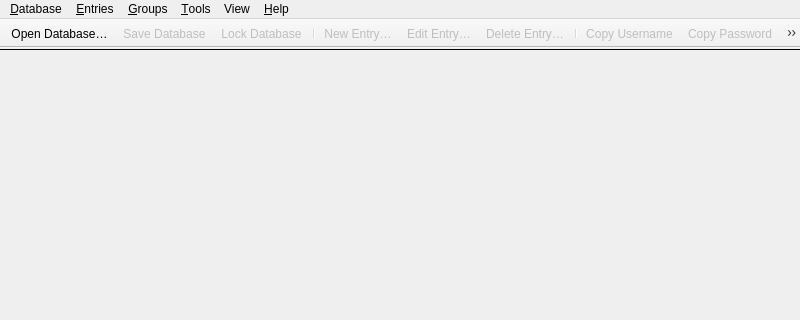
Qt form src/gui/MainWindow.ui (keepassxreboot/keepassxc) before a commit; both pictures show x 0 to 800 and y 0 to 320 of the 800 by 600 pixel window.
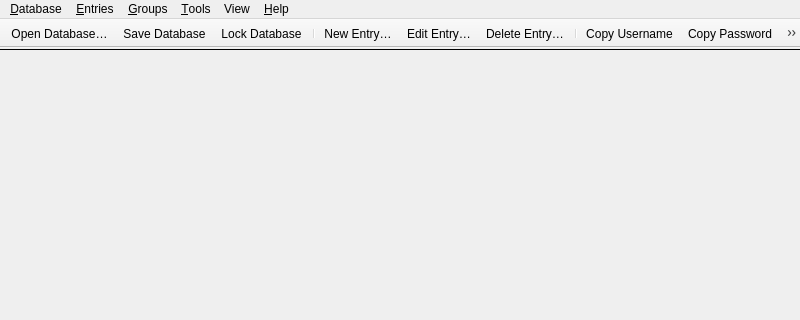
The same form after that commit. Custom widgets are drawn as their Qt base class.

Commit message:
Overhaul action states and add icons to toolbar
* Fixes #10981

```diff
--- a/src/gui/MainWindow.ui
+++ b/src/gui/MainWindow.ui
@@ -436,6 +436,9 @@
    <addaction name="actionEntryCopyURL"/>
    <addaction name="actionEntryAutoType"/>
    <addaction name="separator"/>
+   <addaction name="actionDatabaseSettings"/>
+   <addaction name="actionReports"/>
+   <addaction name="separator"/>
    <addaction name="actionPasswordGenerator"/>
    <addaction name="actionSettings"/>
    <addaction name="separator"/>
@@ -485,9 +488,6 @@
    </property>
   </action>
   <action name="actionDatabaseSave">
-   <property name="enabled">
-    <bool>false</bool>
-   </property>
    <property name="text">
     <string>&amp;Save Database</string>
    </property>
@@ -526,9 +526,6 @@
    </property>
   </action>
   <action name="actionEntryNew">
-   <property name="enabled">
-    <bool>false</bool>
-   </property>
    <property name="text">
     <string>&amp;New Entry…</string>
    </property>
@@ -540,9 +537,6 @@
    </property>
   </action>
   <action name="actionEntryEdit">
-   <property name="enabled">
-    <bool>false</bool>
-   </property>
    <property name="text">
     <string>&amp;Edit Entry…</string>
    </property>
@@ -554,9 +548,6 @@
    </property>
   </action>
   <action name="actionEntryDelete">
-   <property name="enabled">
-    <bool>false</bool>
-   </property>
    <property name="text">
     <string>&amp;Delete Entry…</string>
    </property>
@@ -763,9 +754,6 @@
    </property>
   </action>
   <action name="actionEntryCopyUsername">
-   <property name="enabled">
-    <bool>false</bool>
-   </property>
    <property name="text">
     <string>Copy &amp;Username</string>
    </property>
@@ -777,9 +765,6 @@
    </property>
   </action>
   <action name="actionEntryCopyPassword">
-   <property name="enabled">
-    <bool>false</bool>
-   </property>
    <property name="text">
     <string>Copy &amp;Password</string>
    </property>
@@ -819,9 +804,6 @@
    </property>
   </action>
   <action name="actionEntryAutoType">
-   <property name="enabled">
-    <bool>false</bool>
-   </property>
    <property name="text">
     <string>Perform &amp;Auto-Type</string>
    </property>
@@ -968,9 +950,6 @@
    </property>
   </action>
   <action name="actionEntryCopyURL">
-   <property name="enabled">
-    <bool>false</bool>
-   </property>
    <property name="text">
     <string>Copy &amp;URL</string>
    </property>
@@ -1352,9 +1331,6 @@
    </property>
   </action>
   <action name="actionLockDatabaseToolbar">
-   <property name="enabled">
-    <bool>false</bool>
-   </property>
    <property name="text">
     <string>&amp;Lock Database</string>
    </property>
```
Left out of the diff: 105 changed lines with no effect on the pictures. The commit also changes 20 other files.
